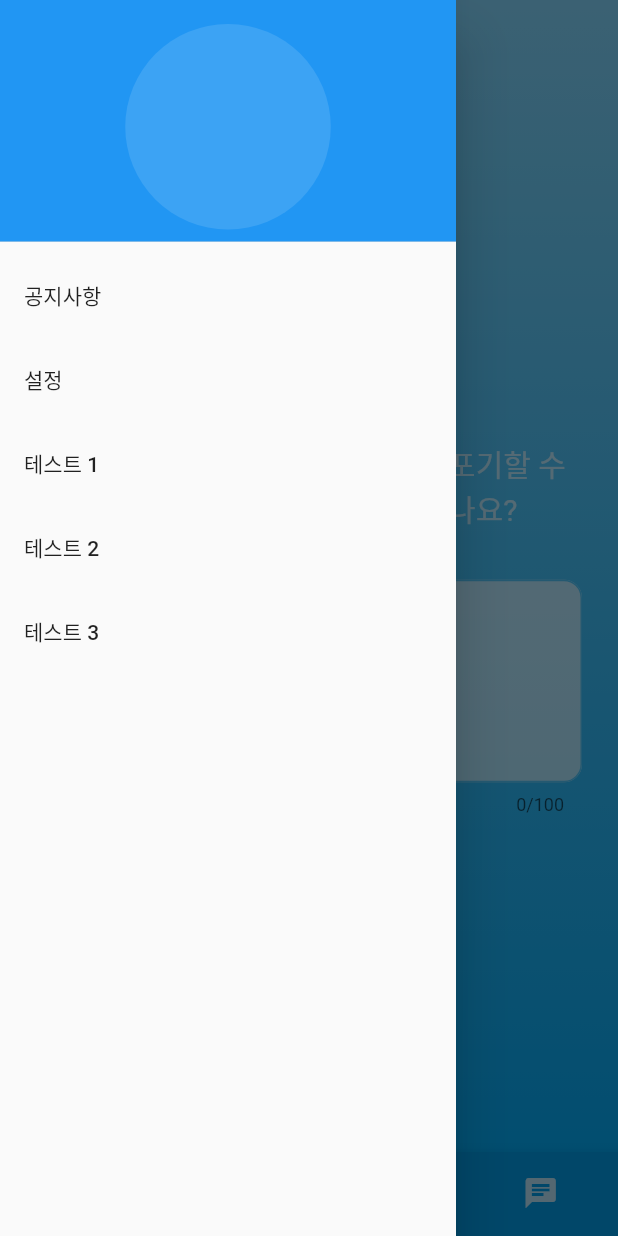
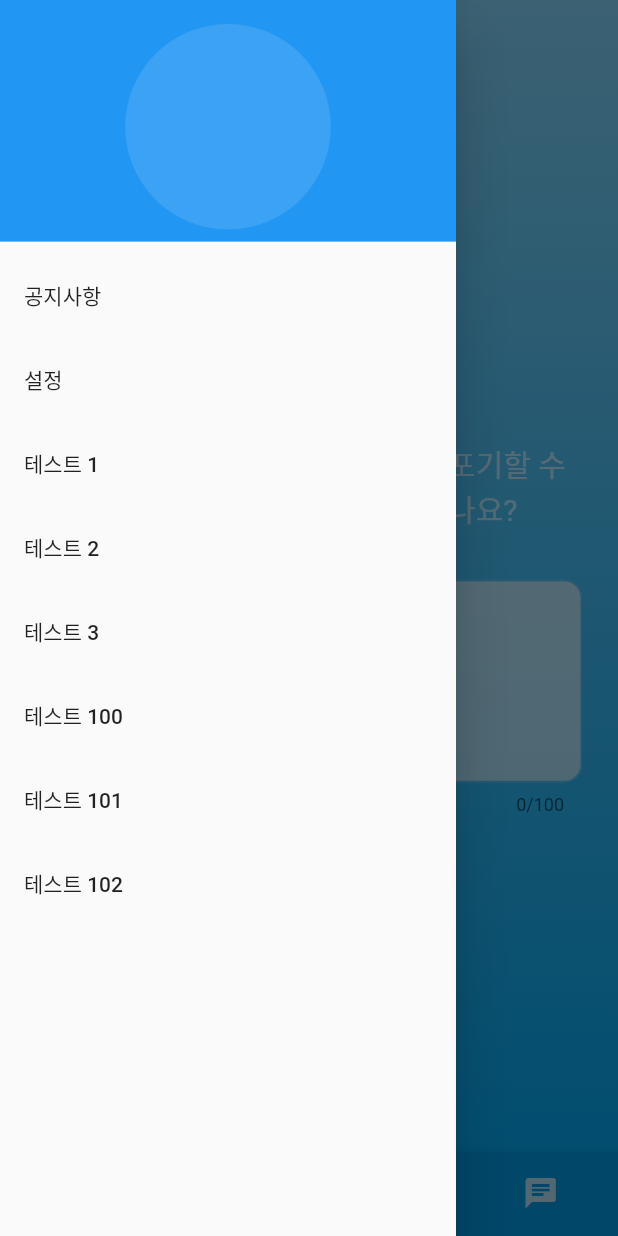
Before and after one commit to 3846chs/margaret, a Flutter app: the screen it shows after launch, with the side drawer open, on a phone screen of 412 x 824 dp. Run offline on Flutter 3.47's test engine with Material 2 defaults, Android fonts, the phone set to English and light mode, and no system bars.

```diff
--- a/lib/home.dart
+++ b/lib/home.dart
@@ -106,6 +106,19 @@ class _DatingHomeState extends State<DatingHome> {
             onTap: null,
           ),
 
+          ListTile(
+            title: Text('테스트 100'),
+            onTap: null,
+          ),
+          ListTile(
+            title: Text('테스트 101'),
+            onTap: null,
+          ),
+          ListTile(
+            title: Text('테스트 102'),
+            onTap: null,
+          ),
+
         ],
       ),
     );
```
